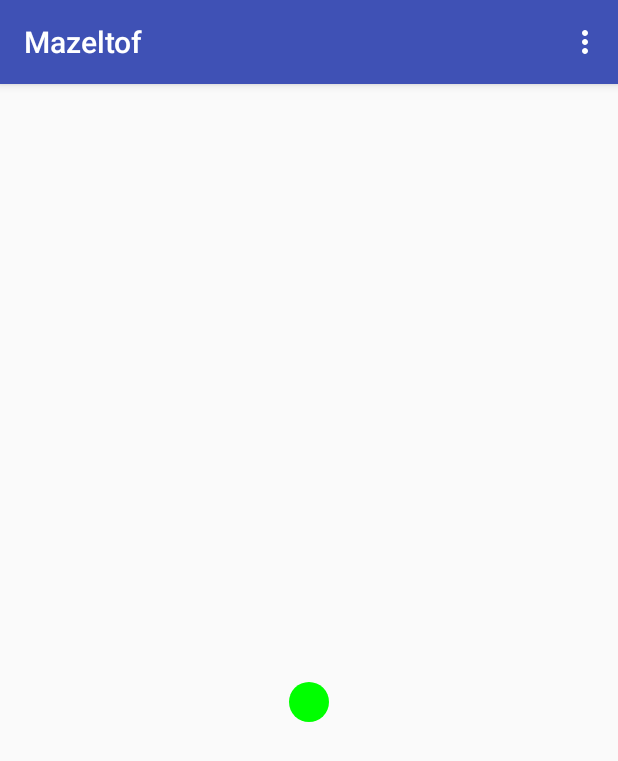
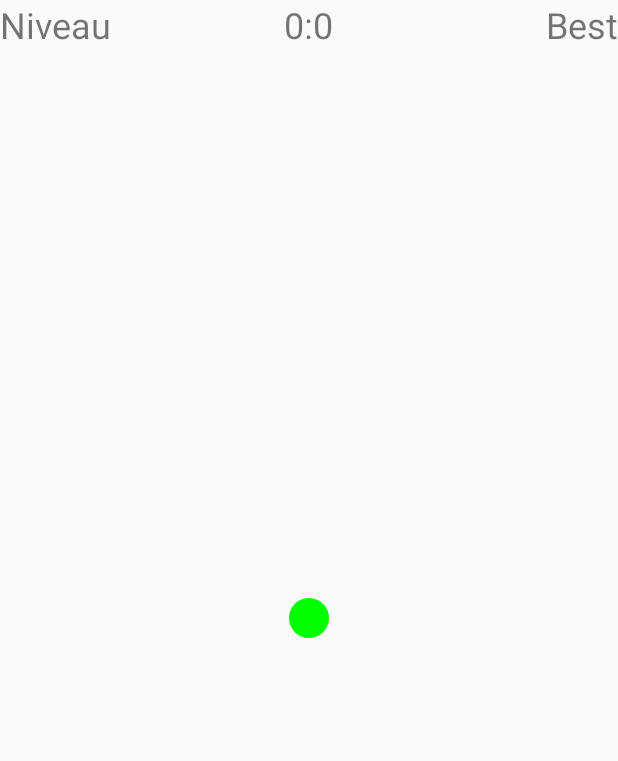
Before and after one commit to sgadois/Mazeltof, an Android app: the screen it shows after launch (LabyrintheActivity), on a phone screen of 412 x 824 dp. Shown: the top 761 px of the screen. Run offline under Robolectric (Android 15) with nearby library versions, the phone set to English and light mode, and no system bars; 1 statement that could not run was skipped.

Commit message:
Ajout info sur le layout

```diff
--- a/app/src/main/AndroidManifest.xml
+++ b/app/src/main/AndroidManifest.xml
@@ -10,7 +10,9 @@
         android:label="@string/app_name"
         android:supportsRtl="true"
         android:theme="@style/AppTheme">
-        <activity android:name=".Activities.LabyrintheActivity">
+        <activity
+            android:name=".Activities.LabyrintheActivity"
+            android:theme="@style/AppTheme.NoActionBar">
             <intent-filter>
                 <action android:name="android.intent.action.MAIN" />
 
--- a/app/src/main/java/com/m2dl/mobe/mazeltof/Activities/LabyrintheActivity.java
+++ b/app/src/main/java/com/m2dl/mobe/mazeltof/Activities/LabyrintheActivity.java
@@ -15,6 +15,7 @@
 import android.view.Window;
 import android.view.WindowManager;
 import android.widget.FrameLayout;
+import android.widget.RelativeLayout;
 
 import com.m2dl.mobe.mazeltof.Models.Ball;
 import com.m2dl.mobe.mazeltof.R;
@@ -44,8 +45,8 @@
         setContentView(R.layout.layout_test_ball);
 
         //create pointer to main screen
-        final FrameLayout mainView =
-                (android.widget.FrameLayout)findViewById(R.id.main_view);
+        final RelativeLayout mainView =
+                (android.widget.RelativeLayout)findViewById(R.id.main_view);
 
         //get screen dimensions
         Display display = getWindowManager().getDefaultDisplay();
@@ -129,15 +130,16 @@
         mTmr = new Timer();
         mTsk = new TimerTask() {
             public void run() {
+
                 //move ball based on current speed
                 mBallPos.x += mBallSpd.x;
                 mBallPos.y += mBallSpd.y;
 
-                //if ball goes off screen, reposition to opposite side of screen
-                if (mBallPos.x > mScrWidth) mBallPos.x=0;
-                if (mBallPos.y > mScrHeight) mBallPos.y=0;
-                if (mBallPos.x < 0) mBallPos.x=mScrWidth;
-                if (mBallPos.y < 0) mBallPos.y=mScrHeight;
+                //if ball is on border, don't move
+                if (mBallPos.x > (mScrWidth - mBallView.r/2)) mBallPos.x=(mScrWidth - mBallView.r/2);
+                if (mBallPos.y > (mScrHeight - mBallView.r/2)) mBallPos.y=(mScrHeight - mBallView.r/2);
+                if (mBallPos.x < mBallView.r/2) mBallPos.x=mBallView.r/2;
+                if (mBallPos.y < mBallView.r/2) mBallPos.y=mBallView.r/2;
 
                 //update ball class instance
                 mBallView.x = mBallPos.x;
--- a/app/src/main/java/com/m2dl/mobe/mazeltof/Models/Ball.java
+++ b/app/src/main/java/com/m2dl/mobe/mazeltof/Models/Ball.java
@@ -13,7 +13,7 @@
 
     public float x;
     public float y;
-    private final int r;
+    public final int r;
     private final Paint mPaint = new Paint(Paint.ANTI_ALIAS_FLAG);
 
     //construct new ball object
--- a/app/src/main/res/layout/layout_test_ball.xml
+++ b/app/src/main/res/layout/layout_test_ball.xml
@@ -1,7 +1,38 @@
 <?xml version="1.0" encoding="utf-8"?>
-<FrameLayout xmlns:android="http://schemas.android.com/apk/res/android"
+<RelativeLayout xmlns:android="http://schemas.android.com/apk/res/android"
     android:orientation="vertical"
     android:layout_width="fill_parent"
     android:layout_height="fill_parent"
     android:id="@+id/main_view">
-</FrameLayout>
+
+
+    <TextView
+        android:text="Niveau"
+        android:layout_width="wrap_content"
+        android:layout_height="wrap_content"
+        android:id="@+id/level"
+        android:textSize="24sp"
+        android:layout_alignParentTop="true"
+        android:layout_alignParentStart="true" />
+
+    <TextView
+        android:text="Best"
+        android:layout_width="wrap_content"
+        android:layout_height="wrap_content"
+        android:layout_alignParentTop="true"
+        android:layout_alignParentEnd="true"
+        android:id="@+id/best_time"
+        android:textSize="24sp" />
+
+    <TextView
+        android:text="0:0"
+        android:layout_width="wrap_content"
+        android:layout_height="wrap_content"
+        android:id="@+id/time"
+        android:textSize="24sp"
+        android:layout_centerInParent="false"
+        android:layout_alignParentTop="true"
+        android:layout_centerHorizontal="true" />
+
+
+</RelativeLayout>
--- a/app/src/main/res/values/styles.xml
+++ b/app/src/main/res/values/styles.xml
@@ -8,4 +8,9 @@
         <item name="colorAccent">@color/colorAccent</item>
     </style>
 
+    <style name="AppTheme.NoActionBar">
+        <item name="windowActionBar">false</item>
+        <item name="windowNoTitle">true</item>
+    </style>
+
 </resources>
```
